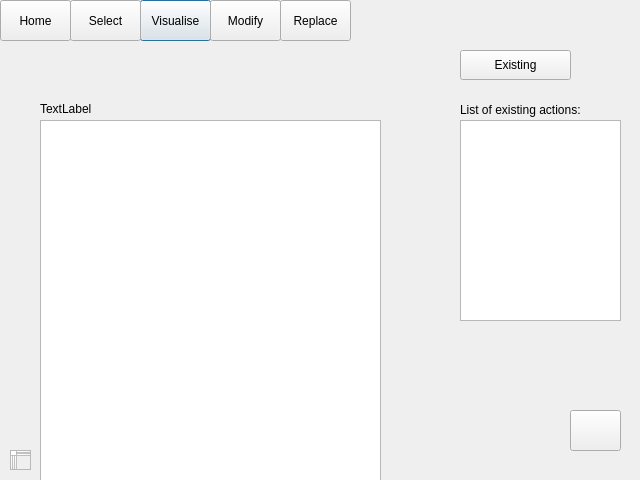
The window that replaceaction.ui (ariannabettin/FYPArianna) describes before a commit, drawn with Qt 5.
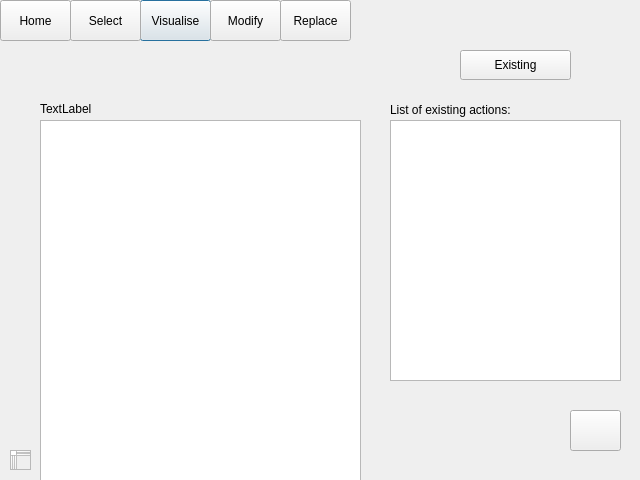
The same window after the commit.

What changed in the file:
```diff
--- a/replaceaction.ui
+++ b/replaceaction.ui
@@ -107,17 +107,17 @@
   <widget class="QListWidget" name="list">
    <property name="geometry">
     <rect>
-     <x>460</x>
+     <x>390</x>
      <y>120</y>
-     <width>161</width>
-     <height>201</height>
+     <width>231</width>
+     <height>261</height>
     </rect>
    </property>
   </widget>
   <widget class="QLabel" name="label">
    <property name="geometry">
     <rect>
-     <x>460</x>
+     <x>390</x>
      <y>100</y>
      <width>161</width>
      <height>20</height>
@@ -145,7 +145,7 @@
     <rect>
      <x>40</x>
      <y>120</y>
-     <width>341</width>
+     <width>321</width>
      <height>361</height>
     </rect>
    </property>
```
